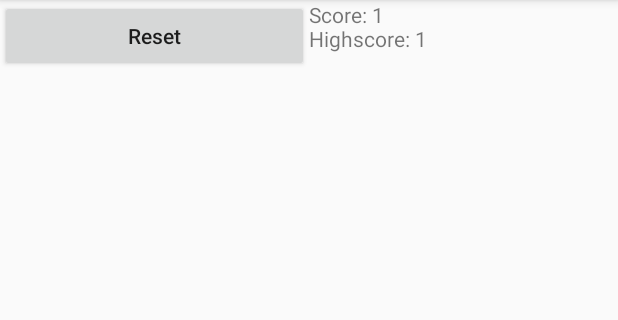
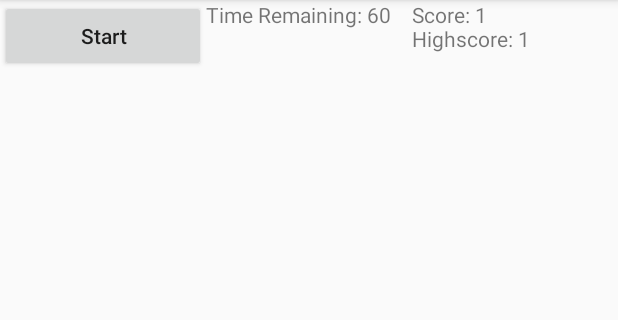
Before and after one commit to NMonastero/Bouncing-Boy, an Android app: the screen it shows after launch (MainActivity), after a tap on an icon or button, on a phone screen of 412 x 824 dp, the part 84-404 px from its top. Run offline under Robolectric (Android 15) with nearby library versions, the phone set to English and light mode, and no system bars; 1 other tap on this screen came first.

Commit message:
Timer Trouble
The timer is giving me a bit of trouble but I've been given a hint to check out 'csterdroids' on Prof Madden's github so we'll see how that works out.

```diff
--- a/app/src/main/java/com/example/bouncingboy/MainActivity.java
+++ b/app/src/main/java/com/example/bouncingboy/MainActivity.java
@@ -25,51 +25,46 @@ import java.util.concurrent.TimeUnit;
 
 import android.os.Bundle;
 
-public class MainActivity extends AppCompatActivity  {
+public class MainActivity extends AppCompatActivity implements Runnable {
 
     int score = 0;
     int highscore = 0;
+    int time = 60;
 
-//    // creating timer task, timer
-//    TimerTask tasknew = new TimerScheduleFixedRateDelay();
-//    Timer timer = new Timer();
-//
-//    // scheduling the task at fixed rate delay
-//      timer.scheduleAtFixedRate(tasknew,500,1000);
+    void startTimer() {
+        Executors.newSingleThreadScheduledExecutor().schedule(runnable, 0, TimeUnit.SECONDS);
+    }
 
-//    public static void create() {
-//        double xD = (Math.random() * 2) + 0.1;
-//        double yD = (Math.random() * 2) + 0.1;
-//        float x = (float) xD;
-//        float y = (float) yD;
-//        move(x, y, goon);
-//    }
-//
-//    @Override
-//    public static void run(){
-//        create();
-//    }
+    @Override
+    public void run(){
+        System.out.println("Why is this called?");
+    }
 
-//    public static void move(float x, float y){
-//        if(goon.getX() + 350 >= x + 1000 || goon.getX() - x < 0){
-//            x = x * -1;
-//        }
-//        if(goon.getY() + 250 >= y + 1000 || goon.getY() - y < 0){
-//            y = y * -1;
-//        }
-//
-//        goon.setX(goon.getX()+x);
-//        goon.setY(goon.getY()+y);
-//    }
+    Runnable runnable = new Runnable() {
+        @Override
+        public void run() {
+            time--;
+
+        }
+    };
 
     @Override
     protected void onCreate(Bundle savedInstanceState) {
         super.onCreate(savedInstanceState);
         setContentView(R.layout.activity_main);
 
+//        Timer t= new Timer();
         final TextView scoreboard = findViewById(R.id.scoreboard);
         final Button startButton = findViewById(R.id.startButton);
         final ImageButton goon = findViewById(R.id.goon);
+        final TextView timer = findViewById(R.id.timer);
+
+//        @Override
+//        public void run(){
+//            System.out.println("Why is this called?");
+//        }
+
+
 
 //        goon.setX(goon.getX()+x);
 //        goon.setY(goon.getY()+y);
@@ -79,37 +74,30 @@ public class MainActivity extends AppCompatActivity  {
             public void onClick(View view) {
                 score = 0;
                 scoreboard.setText("Score: " + score +"\nHighscore: " + highscore);
+                time = 60;
+                startTimer();
+                timer.setText("Time Remaining: " + time);
             }
         });
 
         goon.setOnClickListener(new View.OnClickListener() {
             @Override
             public void onClick(View view) {
+                if(time > 0) {
                     score++;
-                if(score > highscore){
+                    if (score > highscore) {
                         highscore = score;
                     }
-                scoreboard.setText("Score: " + score +"\nHighscore: " + highscore);
-                int time = 0;
+                    scoreboard.setText("Score: " + score + "\nHighscore: " + highscore);
 
                     double xD = (Math.random() * 950) + 0;
                     double yD = (Math.random() * 1350) + 100;
                     float x = (float) xD;
                     float y = (float) yD;
 
-
-//                    if(goon.getX() + 350 >= x + 1000 || goon.getX() - x < 0){
-//                        x = x * -1;
-//                    }
-//                    if(goon.getY() + 250 >= y + 1000 || goon.getY() - y < 0){
-//                        y = y * -1;
-//                    }
-
                     goon.setX(x);
                     goon.setY(y);
-                    time++;
-
-                time = 0;
+                }
             }
         });
     }
--- a/app/src/main/res/layout/activity_main.xml
+++ b/app/src/main/res/layout/activity_main.xml
@@ -35,8 +35,18 @@
                 android:paddingTop="2dp"
                 android:paddingRight="10dp"
                 android:paddingBottom="2dp"
-                android:text="Reset"
+                android:text="Start"
                 android:textAllCaps="false" />
+
+            <TextView
+                android:id="@+id/timer"
+                android:layout_width="match_parent"
+                android:layout_height="match_parent"
+                android:layout_weight="1"
+                android:text="Time Remaining:"
+                android:textAllCaps="false"
+
+                />
 
             <TextView
                 android:id="@+id/scoreboard"
```
Lines whose indentation alone changed are shown as unchanged.
